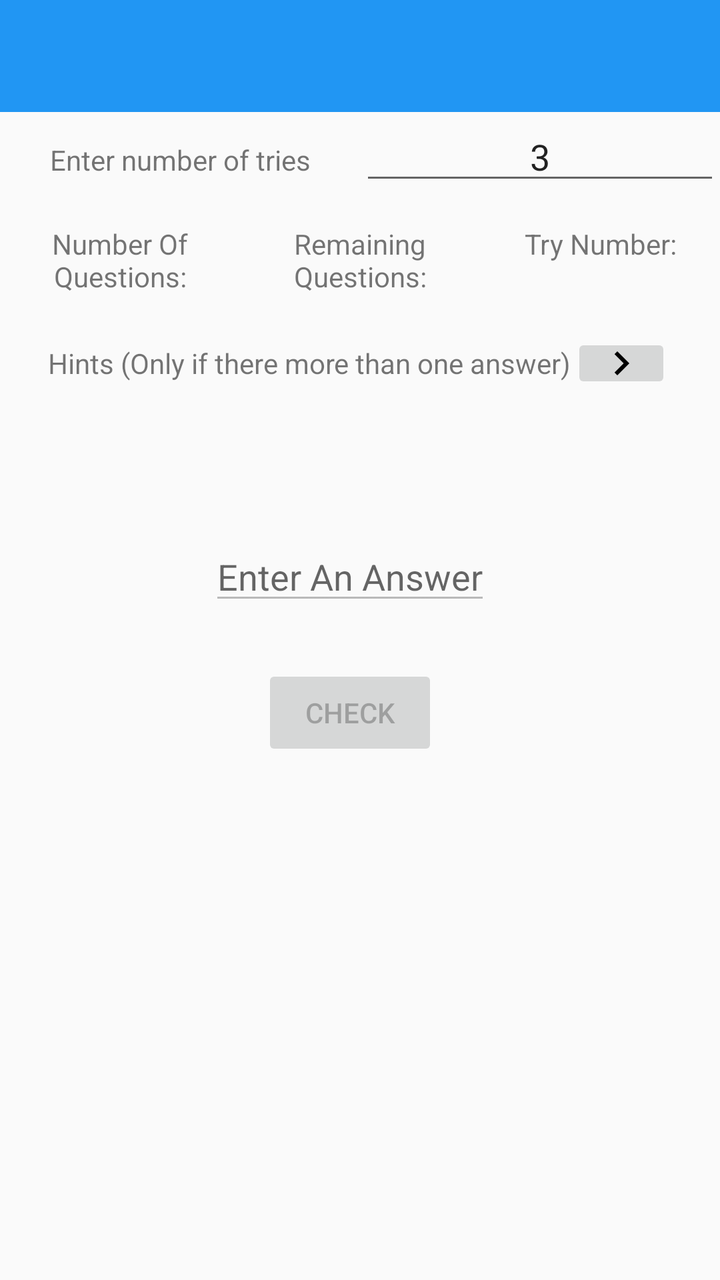
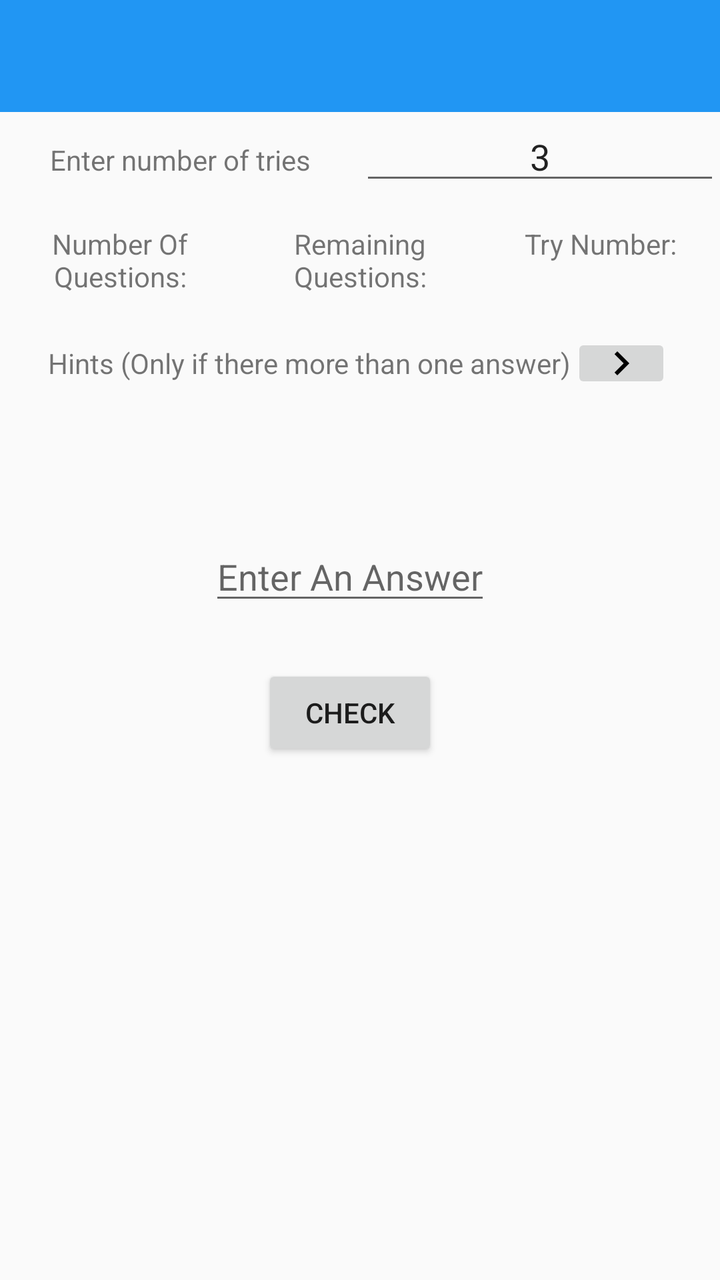

Before-and-after screenshots of an Android layout around one commit, followed by the original layout XML and the change that was made.
<!-- AndroidManifest.xml: application theme AppTheme -->
<!-- res/layout/activity_study_during.xml -->
<?xml version="1.0" encoding="utf-8"?>
<LinearLayout xmlns:android="http://schemas.android.com/apk/res/android"
    android:orientation="vertical" android:layout_width="match_parent"
    android:layout_height="match_parent">
    <android.support.v7.widget.Toolbar xmlns:app="http://schemas.android.com/apk/res-auto"
        android:id="@+id/toolbar"
        android:layout_width="fill_parent"
        android:layout_height="?attr/actionBarSize"
        android:background="?attr/colorPrimary"
        android:minHeight="?attr/actionBarSize">

    </android.support.v7.widget.Toolbar>
    <LinearLayout
        android:layout_width="match_parent"
        android:layout_height="wrap_content"
        android:layout_marginBottom="15dp">
    <TextView
        android:layout_width="0dp"
        android:layout_height="wrap_content"
        android:layout_weight="1"
        android:gravity="center"
        android:text="@string/enter_tries_number" />
    <EditText
        android:id="@+id/enter_tries"
        android:layout_width="0dp"
        android:layout_height="wrap_content"
        android:layout_weight="1"
        android:gravity="center"
        android:numeric="integer"
        android:text="@string/default_number_of_tries"
        android:imeOptions="flagNoExtractUi"/>
</LinearLayout>
    <TableLayout
        android:layout_width="match_parent"
        android:layout_height="wrap_content"
        android:layout_gravity="center">

        <TableRow
            android:layout_width="match_parent"
            android:layout_height="match_parent">

            <TextView
                android:layout_width="0dp"
                android:layout_height="wrap_content"
                android:layout_weight="1"
                android:gravity="center"
                android:text="@string/number_of_questions" />

            <TextView
                android:layout_width="0dp"
                android:layout_height="wrap_content"
                android:layout_weight="1"
                android:gravity="center"
                android:text="@string/remaining_questions" />

            <TextView
                android:layout_width="0dp"
                android:layout_height="wrap_content"
                android:layout_weight="1"
                android:gravity="center"
                android:text="@string/try_number" />
        </TableRow>

        <TableRow
            android:layout_width="match_parent"
            android:layout_height="match_parent">

            <TextView
                android:id="@+id/number_of_questions"
                android:layout_width="0dp"
                android:layout_height="wrap_content"
                android:layout_gravity="center"
                android:layout_weight="1"
                android:gravity="center"
                android:textColor="#FF0000" />

            <TextView
                android:id="@+id/remaining_question_counter"
                android:layout_width="0dp"
                android:layout_height="wrap_content"
                android:layout_gravity="center"
                android:layout_weight="1"
                android:gravity="center"
                android:textColor="#FF0000" />

            <TextView
                android:id="@+id/trys"
                android:layout_width="0dp"
                android:layout_height="wrap_content"
                android:layout_gravity="center"
                android:layout_weight="1"
                android:gravity="center"
                android:textColor="#FF0000" />

        </TableRow>

    </TableLayout>
    <TableLayout
        android:layout_width="match_parent"
        android:layout_height="wrap_content"
        android:layout_gravity="center">

        <TableRow
            android:layout_width="match_parent"
            android:layout_height="match_parent"
            android:layout_gravity="center"
            android:gravity="center">

            <TextView
                android:layout_width="match_parent"
                android:layout_height="wrap_content"
                android:layout_gravity="center"
                android:gravity="center"
                android:text="@string/hints" />
            <ImageButton
                android:id="@+id/next_hint"
                android:layout_width="50dp"
                android:layout_height="30dp"
                android:src="@drawable/ic_navigate_next_black_24dp"
                />
        </TableRow>

        <TableRow
            android:layout_width="match_parent"
            android:layout_height="match_parent"
            android:layout_gravity="center"
            android:gravity="center">

            <TextView
                android:id="@+id/hint_if_there_is_more_than_one_answer"
                android:layout_width="match_parent"
                android:layout_height="wrap_content"
                android:layout_gravity="center"
                android:gravity="center" />


        </TableRow>

    </TableLayout>
    <LinearLayout
        android:layout_width="match_parent"
        android:layout_height="wrap_content"
        android:layout_gravity="center"
        android:orientation="vertical">

        

        <TextView
            android:id="@+id/display_question"
            android:layout_width="match_parent"
            android:layout_height="wrap_content"
            android:layout_marginTop="10dp"
            android:gravity="center"
            android:minLines="1"
            android:scrollbarAlwaysDrawVerticalTrack="true"
            android:textSize="30sp" />


    </LinearLayout>

    

    <LinearLayout
        android:layout_width="wrap_content"
        android:layout_height="wrap_content"
        android:layout_gravity="center"
        android:orientation="horizontal"
        android:layout_marginBottom="25dp">

        <EditText
            android:id="@+id/enter_answer"
            android:layout_width="0dp"
            android:layout_height="wrap_content"
            android:layout_gravity="center"
            android:layout_marginRight="10dp"
            android:layout_weight="1"
            android:hint="@string/enter_an_answer"
            android:minLines="1"
            android:enabled="false"
            android:scrollbarAlwaysDrawVerticalTrack="true"
            android:imeOptions="flagNoExtractUi"/>

        

    </LinearLayout>
    <LinearLayout
        android:layout_width="wrap_content"
        android:layout_height="wrap_content"
        android:layout_gravity="center"
        android:orientation="horizontal">

        <Button
            android:id="@+id/check"
            android:layout_width="wrap_content"
            android:layout_height="wrap_content"
            android:layout_gravity="center"
            android:layout_marginEnd="10dp"
            android:layout_marginRight="10dp"
            android:enabled="false"
            android:text="@string/check" />

    </LinearLayout>

</LinearLayout>
<!-- resources referenced by this layout -->
<resources>
  <!-- drawable ic_navigate_next_black_24dp: png bitmap (drawable-hdpi, 128 bytes) -->
  <string name="check">Check</string>
  <string name="default_number_of_tries">3</string>
  <string name="enter_an_answer">Enter An Answer</string>
  <string name="enter_tries_number">Enter number of tries</string>
  <string name="hints">Hints (Only if there more than one answer)</string>
  <string name="number_of_questions">Number Of Questions:</string>
  <string name="remaining_questions">Remaining Questions:</string>
  <string name="try_number">Try Number:</string>
  <style name="AppTheme" parent="MyTheme.Base">
      </style>
  <style name="MyTheme.Base" parent="Theme.AppCompat.Light.DarkActionBar">
          <item name="windowNoTitle">true</item>
          <item name="windowActionBar">false</item>
          <item name="colorPrimary">#2196F3</item>
          <item name="colorPrimaryDark">#1976D2</item>
          <item name="colorAccent">#FF4081</item>
      </style>
</resources>

<!-- the commit's change to res/layout/activity_study_during.xml (unified diff, before → after) -->
@@ -176,7 +176,7 @@
             android:layout_weight="1"
             android:hint="@string/enter_an_answer"
             android:minLines="1"
-            android:enabled="false"
+            android:enabled="true"
             android:scrollbarAlwaysDrawVerticalTrack="true"
             android:imeOptions="flagNoExtractUi"/>
 
@@ -196,7 +196,7 @@
             android:layout_gravity="center"
             android:layout_marginEnd="10dp"
             android:layout_marginRight="10dp"
-            android:enabled="false"
+            android:enabled="true"
             android:text="@string/check" />
 
     </LinearLayout>
